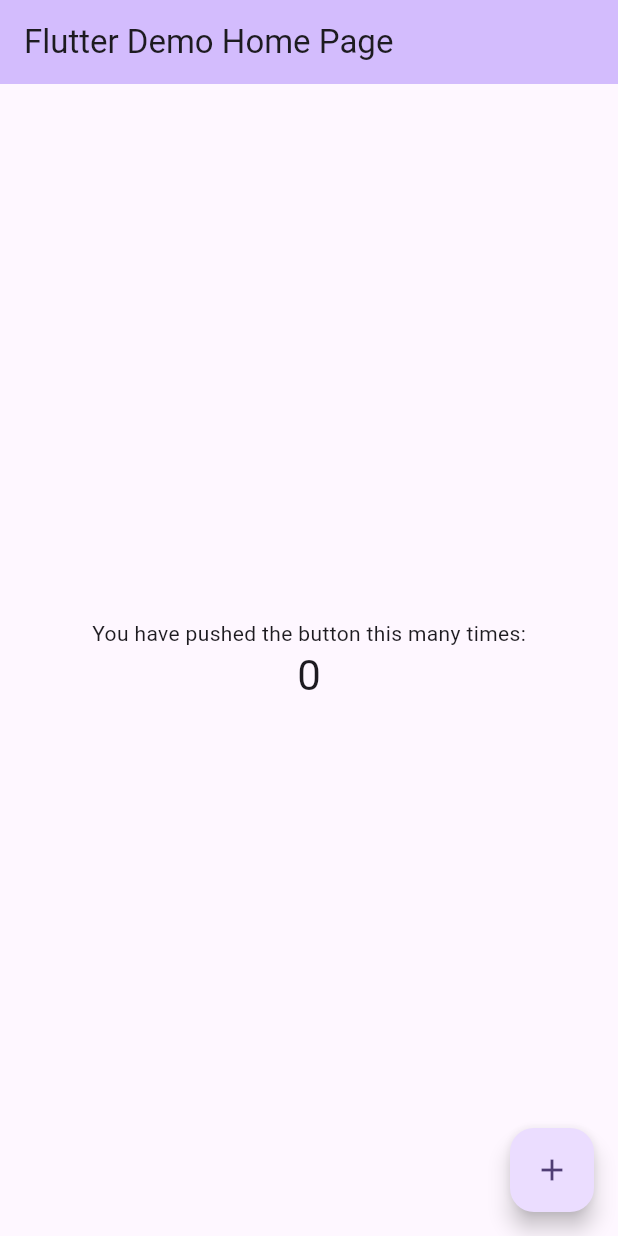
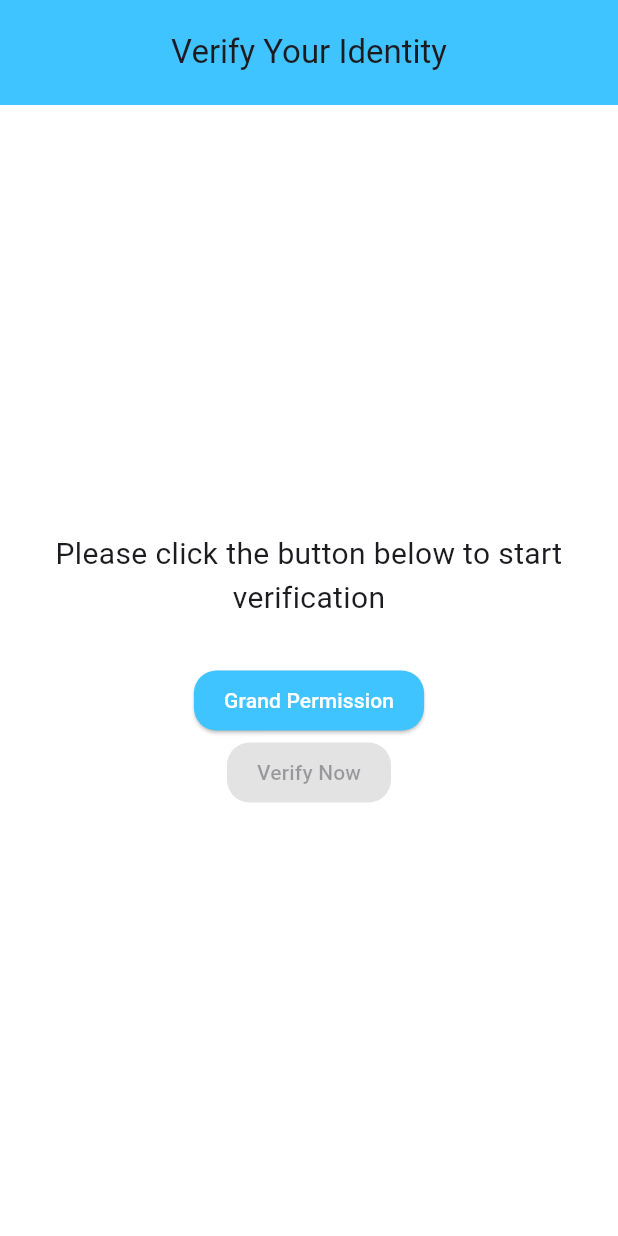
Before and after one commit to marufrobin/liveliness_detection_demo_1, a Flutter app: the screen it shows after launch, on a phone screen of 412 x 824 dp. Run offline on Flutter 3.47's test engine with Material 3 defaults, Android fonts, the light colour scheme and no system bars; our stand-ins replace camera, permission_handler.

Commit message:
feat: Implement camera permission and basic UI for verification
This commit refactors the initial application structure to implement a user verification flow. It removes the default counter example and introduces a new home page focused on identity verification.

Key changes include:
- Adding `camera` and `permission_handler` as dependencies.
- Implementing a `requestCameraPermission` function to handle camera access rights.
- Creating a new UI with a "Verify Your Identity" app bar.
- Adding two buttons: one to grant camera permission and another to start the verification process.
- The "Verify Now" button is disabled until camera permission is granted.
- A reusable `ElevatedButton` widget is created for consistent styling.
- Upon successful permission grant and camera availability check, a success message is displayed.

```diff
--- a/lib/main.dart
+++ b/lib/main.dart
@@ -1,4 +1,6 @@
+import 'package:camera/camera.dart';
 import 'package:flutter/material.dart';
+import 'package:permission_handler/permission_handler.dart';
 
 void main() {
   runApp(const MyApp());
@@ -7,89 +9,142 @@ void main() {
 class MyApp extends StatelessWidget {
   const MyApp({super.key});
 
-  // This widget is the root of your application.
   @override
   Widget build(BuildContext context) {
-    return MaterialApp(
-      title: 'Flutter Demo',
-      theme: ThemeData(colorScheme: .fromSeed(seedColor: Colors.deepPurple)),
-      home: const MyHomePage(title: 'Flutter Demo Home Page'),
+    return MaterialApp(title: 'Liveliness Detection Demo-1', home: HomePage());
+  }
+}
+
+class HomePage extends StatefulWidget {
+  const HomePage({super.key});
+
+  @override
+  State<HomePage> createState() => _HomePageState();
+}
+
+class _HomePageState extends State<HomePage> {
+  PermissionStatus? cameraPermissionStatus;
+
+  /// Requests camera permission from the user.
+  Future<void> requestCameraPermission(BuildContext context) async {
+    cameraPermissionStatus = await Permission.camera.request();
+    if (!(cameraPermissionStatus?.isGranted ?? false)) {
+      // Handle permission denial
+      // throw Exception('Camera permission denied');
+      AlertDialog(
+        title: const Text("Permission Denied"),
+        content: const Text("Camera access is required for verification."),
+        actions: [
+          TextButton(
+            onPressed: () => Navigator.pop(context),
+            child: const Text("Please Grand permission"),
+          ),
+        ],
       );
     }
   }
 
-class MyHomePage extends StatefulWidget {
-  const MyHomePage({super.key, required this.title});
-
-  final String title;
-
-  @override
-  State<MyHomePage> createState() => _MyHomePageState();
-}
-
-class _MyHomePageState extends State<MyHomePage> {
-  int _counter = 0;
-
-  void _incrementCounter() {
-    setState(() {
-      // This call to setState tells the Flutter framework that something has
-      // changed in this State, which causes it to rerun the build method below
-      // so that the display can reflect the updated values. If we changed
-      // _counter without calling setState(), then the build method would not be
-      // called again, and so nothing would appear to happen.
-      _counter++;
-    });
-  }
-
   @override
   Widget build(BuildContext context) {
-    // This method is rerun every time setState is called, for instance as done
-    // by the _incrementCounter method above.
-    //
-    // The Flutter framework has been optimized to make rerunning build methods
-    // fast, so that you can just rebuild anything that needs updating rather
-    // than having to individually change instances of widgets.
     return Scaffold(
+      backgroundColor: Colors.white,
       appBar: AppBar(
-        // TRY THIS: Try changing the color here to a specific color (to
-        // Colors.amber, perhaps?) and trigger a hot reload to see the AppBar
-        // change color while the other colors stay the same.
-        backgroundColor: Theme.of(context).colorScheme.inversePrimary,
-        // Here we take the value from the MyHomePage object that was created by
-        // the App.build method, and use it to set our appbar title.
-        title: Text(widget.title),
+        backgroundColor: Colors.lightBlueAccent,
+        toolbarHeight: 70,
+        centerTitle: true,
+        title: const Text('Verify Your Identity'),
       ),
       body: Center(
-        // Center is a layout widget. It takes a single child and positions it
-        // in the middle of the parent.
         child: Column(
-          // Column is also a layout widget. It takes a list of children and
-          // arranges them vertically. By default, it sizes itself to fit its
-          // children horizontally, and tries to be as tall as its parent.
-          //
-          // Column has various properties to control how it sizes itself and
-          // how it positions its children. Here we use mainAxisAlignment to
-          // center the children vertically; the main axis here is the vertical
-          // axis because Columns are vertical (the cross axis would be
-          // horizontal).
-          //
-          // TRY THIS: Invoke "debug painting" (choose the "Toggle Debug Paint"
-          // action in the IDE, or press "p" in the console), to see the
-          // wireframe for each widget.
-          mainAxisAlignment: .center,
+          mainAxisAlignment: MainAxisAlignment.center,
           children: [
-            const Text('You have pushed the button this many times:'),
-            Text(
-              '$_counter',
-              style: Theme.of(context).textTheme.headlineMedium,
+            const Text(
+              'Please click the button below to start verification',
+              textAlign: TextAlign.center,
+              style: TextStyle(fontSize: 20),
+            ),
+            const SizedBox(height: 30),
+            button(
+              context: context,
+              onPressed: () async {
+                await requestCameraPermission(context).then((value) {
+                  setState(() {});
+                });
+              },
+              text: "Grand Permission",
+            ),
+            button(
+              context: context,
+              onPressed: !(cameraPermissionStatus?.isGranted ?? false)
+                  ? null
+                  : () async {
+                      final cameras = await availableCameras();
+                      if (cameras.isNotEmpty) {
+                        // final result = await Navigator.push(
+                        //   context,
+                        //   MaterialPageRoute(
+                        //     builder: (context) => const FaceDetectionPage(),
+                        //   ),
+                        // );
+                        // if (result == true) {
+                        ScaffoldMessenger.of(context).showSnackBar(
+                          const SnackBar(
+                            content: Text('Verification Successful!'),
+                          ),
+                        );
+                        // }
+                      } else {
+                        ScaffoldMessenger.of(context).showSnackBar(
+                          const SnackBar(content: Text('Camera not active!')),
+                        );
+                      }
+                    },
+              text: "Verify Now",
             ),
           ],
         ),
       ),
-      floatingActionButton: FloatingActionButton(
-        onPressed: _incrementCounter,
-        tooltip: 'Increment',
-        child: const Icon(Icons.add),
+    );
+  }
+
+  ElevatedButton button({
+    required BuildContext context,
+    required String text,
+    required Function()? onPressed,
+  }) {
+    return ElevatedButton(
+      style: ElevatedButton.styleFrom(
+        padding: const EdgeInsets.symmetric(vertical: 8, horizontal: 20),
+        shape: RoundedRectangleBorder(borderRadius: BorderRadius.circular(15)),
+        foregroundColor: Colors.white,
+        backgroundColor: Colors.lightBlueAccent,
+      ),
+      onPressed: onPressed,
+      child: Text(text),
+    );
+  }
+}
+
+class PermissionDeniedApp extends StatelessWidget {
+  const PermissionDeniedApp({super.key});
+
+  @override
+  Widget build(BuildContext context) {
+    return MaterialApp(
+      home: Scaffold(
+        appBar: AppBar(title: const Text("Permission Denied")),
+        body: Center(
+          child: AlertDialog(
+            title: const Text("Permission Denied"),
+            content: const Text("Camera access is required for verification."),
+            actions: [
+              TextButton(
+                onPressed: () => Navigator.pop(context),
+                child: const Text("Please Grand permission"),
+              ),
+            ],
+          ),
+        ),
       ),
     );
   }
```
Lines whose indentation alone changed are shown as unchanged.
